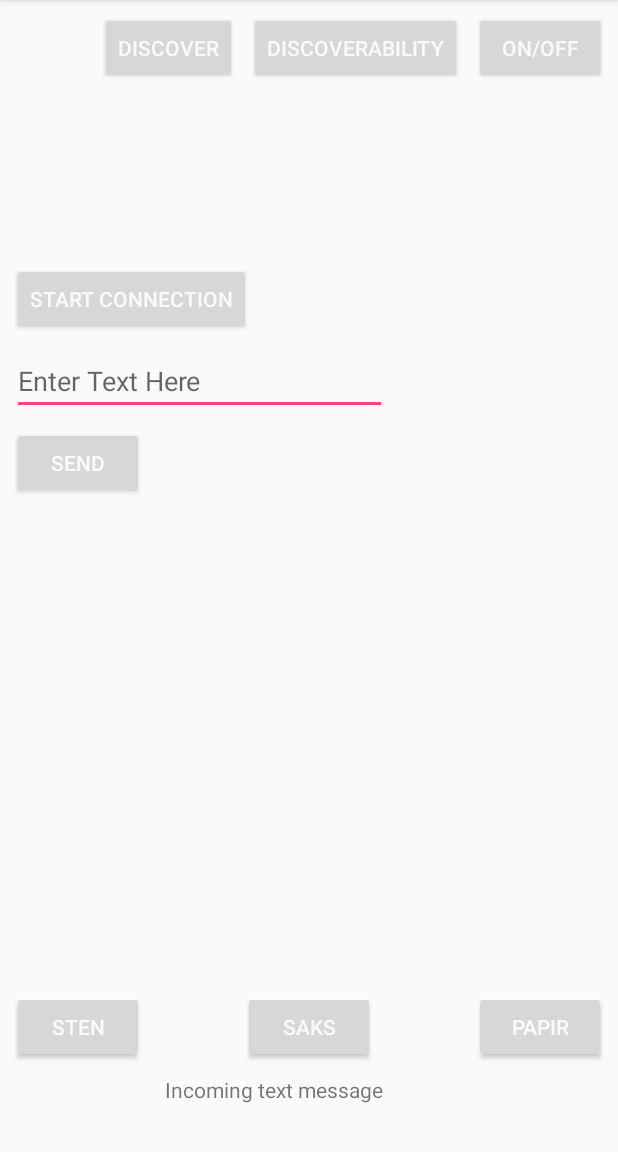
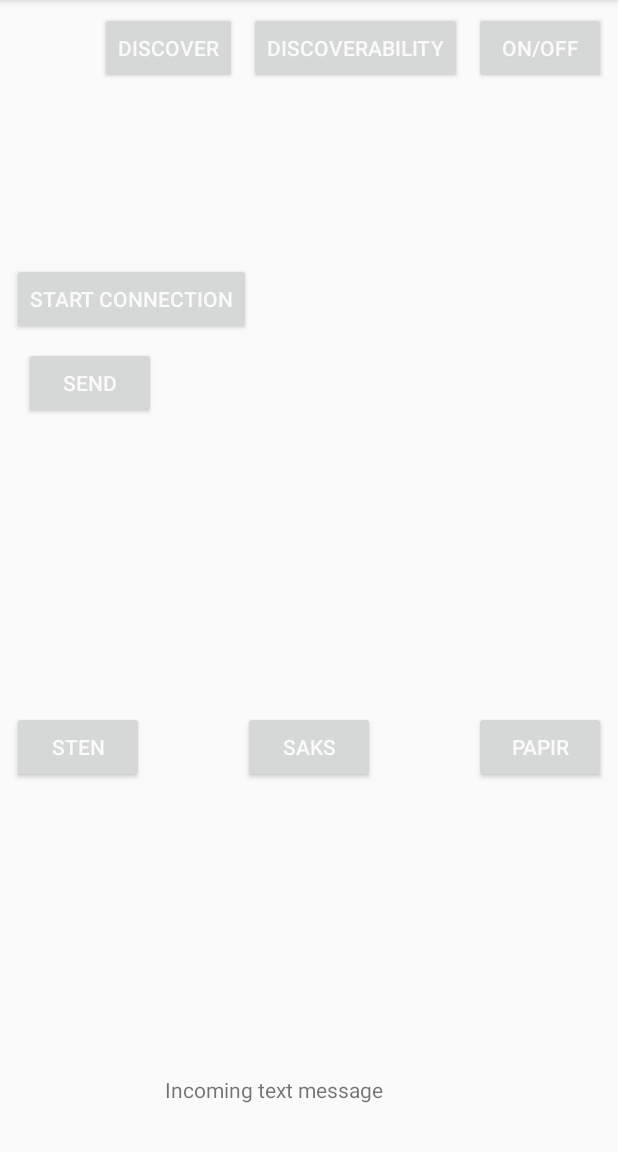
Before and after one commit to DumboJunior/Drink-Drank-Drunk, an Android app: the Games screen opened directly, with no data from a screen before it, after a tap on "SEND", on a phone screen of 412 x 824 dp, the part 84-1236 px from its top. Run offline under Robolectric (Android 15) with nearby library versions, the phone set to English and light mode, and no system bars; 1 statement that could not run was skipped.

Commit message:
Keyboard fix, plus sten, saks og papir

```diff
--- a/app/src/main/java/com/exsample/drinkdrankdrunk/Games.java
+++ b/app/src/main/java/com/exsample/drinkdrankdrunk/Games.java
@@ -36,12 +36,12 @@ public class Games extends NavigationDrawer implements AdapterView.OnItemClickLi
 
     Button btnStartConnection;
     Button btnSend;
-    EditText etSend;
+    //EditText etSend;
     Button btnSten;
     Button btnSaks;
     Button btnPapir;
-    String valg;
-    String results_ssp;
+    String valg = "saks";
+    String results_ssp = "Fejl";
 
     TextView incomingMessages;
     StringBuilder messages;
@@ -96,7 +96,7 @@ public class Games extends NavigationDrawer implements AdapterView.OnItemClickLi
 
         btnStartConnection = (Button) findViewById(R.id.btnStartConnection);
         btnSend = (Button) findViewById(R.id.btnSend);
-        etSend = (EditText) findViewById(R.id.editText);
+        //etSend = (EditText) findViewById(R.id.editText);
         btnPapir = (Button) findViewById(R.id.papir);
         btnSaks = (Button) findViewById(R.id.saks);
         btnSten = (Button) findViewById(R.id.sten);
@@ -117,7 +117,7 @@ public class Games extends NavigationDrawer implements AdapterView.OnItemClickLi
                 byte[] bytes = valg.getBytes(Charset.defaultCharset());
                 mBluetoothConnection.write(bytes);
 
-                etSend.setText("");
+                //etSend.setText("");
             }
         });
         btnSten.setOnClickListener(new View.OnClickListener(){
@@ -147,38 +147,40 @@ public class Games extends NavigationDrawer implements AdapterView.OnItemClickLi
          @Override
          public void onReceive(Context context, Intent intent) {
              String text = intent.getStringExtra("theMessage");
-
-             messages.append(text+"\n");
-             if(text=="sten" || text=="saks"||text=="papir"){
-                 if(text==valg){
+            Log.d(TAG,"mReceiverMessage: "+text);
+            incomingMessages.setText("");
+             //if(text=="sten" || text=="saks"||text=="papir"){
+                 if(text.equals(valg)){
                      results_ssp = "Uafgjort ["+text+" vs "+valg+"]";
                  }
-                 if(text=="sten" && valg=="papir"){
+                 else if(text.equals("sten") && valg.equals("papir")){
                      results_ssp = "Du har vundet [sten vs papir]";
                  }
-                 if(text=="sten" && valg=="saks"){
+                 else if(text.equals("sten") && valg.equals("saks")){
                      results_ssp = "Du tabte [sten vs saks]";
                  }
-                 if(text=="saks" && valg=="papir"){
+                 else if(text.equals("saks") && valg.equals("papir")){
                      results_ssp = "Du tabte [saks vs papir]";
                  }
-                 if(text=="saks" && valg=="sten"){
+                 else if(text.equals("saks") && valg.equals("sten")){
                      results_ssp = "Du har vundet [saks vs sten]";
                  }
-                 if(text=="papir" && valg=="saks"){
+                 else if(text.equals("papir") && valg.equals("saks")){
                      results_ssp = "Du har vundet [papir vs saks]";
                  }
-                 if(text=="papir" && valg=="sten"){
+                 else if(text.equals("papir") && valg.equals("sten")){
                      results_ssp = "Du tabte [papir vs sten]";
                  }
-                 results_ssp = results_ssp+"\n";
-                 incomingMessages.setText(results_ssp);
-             }else{
+
+             else{
+                 messages.append(text + "\n");
                  incomingMessages.setText(messages);
              }
+             incomingMessages.setText(results_ssp);
+         }
 
 
-         }
+
      };
 
     //create method for starting connection
--- a/app/src/main/res/layout/activity_games.xml
+++ b/app/src/main/res/layout/activity_games.xml
@@ -66,27 +66,16 @@
         app:layout_constraintStart_toStartOf="parent"
         app:layout_constraintTop_toBottomOf="@+id/lvNewDevices" />
 
-    <EditText
-        android:id="@+id/editText"
-        android:layout_width="250dp"
-        android:layout_height="wrap_content"
-        android:layout_marginLeft="8dp"
-        android:layout_marginStart="8dp"
-        android:layout_marginTop="8dp"
-        android:hint="Enter Text Here"
-        app:layout_constraintStart_toStartOf="parent"
-        app:layout_constraintTop_toBottomOf="@+id/btnStartConnection" />
-
     <Button
         android:id="@+id/btnSend"
         android:layout_width="wrap_content"
         android:layout_height="wrap_content"
-        android:layout_marginLeft="8dp"
-        android:layout_marginStart="8dp"
+        android:layout_marginLeft="16dp"
+        android:layout_marginStart="16dp"
         android:layout_marginTop="8dp"
         android:text="@string/send"
         app:layout_constraintStart_toStartOf="parent"
-        app:layout_constraintTop_toBottomOf="@+id/editText" />
+        app:layout_constraintTop_toBottomOf="@+id/btnStartConnection" />
 
     <TextView
         android:id="@+id/incomingMessage"
@@ -109,9 +98,11 @@
         android:layout_marginBottom="8dp"
         android:layout_marginLeft="8dp"
         android:layout_marginStart="8dp"
+        android:layout_marginTop="8dp"
         android:text="@string/sten"
         app:layout_constraintBottom_toTopOf="@+id/incomingMessage"
-        app:layout_constraintStart_toStartOf="parent" />
+        app:layout_constraintStart_toStartOf="parent"
+        app:layout_constraintTop_toBottomOf="@+id/btnSend" />
 
     <Button
         android:id="@+id/saks"
@@ -122,10 +113,12 @@
         android:layout_marginLeft="8dp"
         android:layout_marginRight="8dp"
         android:layout_marginStart="8dp"
+        android:layout_marginTop="8dp"
         android:text="@string/saks"
         app:layout_constraintBottom_toTopOf="@+id/incomingMessage"
         app:layout_constraintEnd_toEndOf="parent"
-        app:layout_constraintStart_toStartOf="parent" />
+        app:layout_constraintStart_toStartOf="parent"
+        app:layout_constraintTop_toBottomOf="@+id/btnSend" />
 
     <Button
         android:id="@+id/papir"
@@ -134,7 +127,9 @@
         android:layout_marginBottom="8dp"
         android:layout_marginEnd="8dp"
         android:layout_marginRight="8dp"
+        android:layout_marginTop="8dp"
         android:text="@string/papir"
         app:layout_constraintBottom_toTopOf="@+id/incomingMessage"
-        app:layout_constraintEnd_toEndOf="parent" />
+        app:layout_constraintEnd_toEndOf="parent"
+        app:layout_constraintTop_toBottomOf="@+id/btnSend" />
 </android.support.constraint.ConstraintLayout>
```
